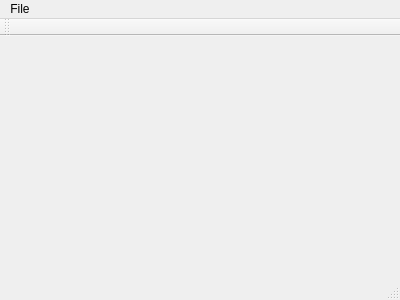
Above: evolve/evolve/MainWindow.ui from deStagiair/fictional-fiesta before the change. Below: the same form after it.
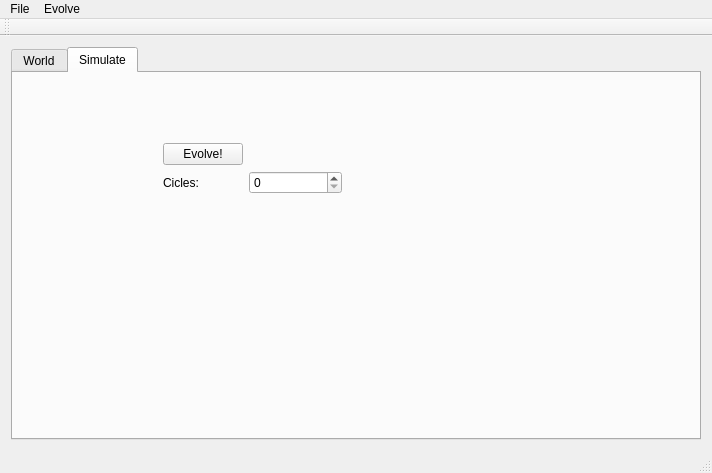
That is the form after the change. The open tabs and pages were chosen to show the change. Custom widgets are drawn as their Qt base class.

Commit message: Implement WorldView class

What changed in the file:
```diff
--- a/evolve/evolve/MainWindow.ui
+++ b/evolve/evolve/MainWindow.ui
@@ -6,20 +6,102 @@
    <rect>
     <x>0</x>
     <y>0</y>
-    <width>400</width>
-    <height>300</height>
+    <width>712</width>
+    <height>473</height>
    </rect>
   </property>
   <property name="windowTitle">
    <string>evolve</string>
   </property>
-  <widget class="QWidget" name="centralWidget"/>
+  <widget class="QWidget" name="centralWidget">
+   <layout class="QGridLayout" name="gridLayout">
+    <item row="0" column="0">
+     <layout class="QVBoxLayout" name="mainLayout" stretch="1">
+      <item>
+       <widget class="QTabWidget" name="tabWidget">
+        <property name="sizePolicy">
+         <sizepolicy hsizetype="Minimum" vsizetype="Ignored">
+          <horstretch>2</horstretch>
+          <verstretch>2</verstretch>
+         </sizepolicy>
+        </property>
+        <property name="minimumSize">
+         <size>
+          <width>0</width>
+          <height>0</height>
+         </size>
+        </property>
+        <property name="maximumSize">
+         <size>
+          <width>16777215</width>
+          <height>16777215</height>
+         </size>
+        </property>
+        <property name="currentIndex">
+         <number>0</number>
+        </property>
+        <widget class="WorldView" name="_worldTab">
+         <property name="sizePolicy">
+          <sizepolicy hsizetype="Ignored" vsizetype="Ignored">
+           <horstretch>1</horstretch>
+           <verstretch>1</verstretch>
+          </sizepolicy>
+         </property>
+         <attribute name="title">
+          <string>World</string>
+         </attribute>
+         <layout class="QGridLayout" name="gridLayout_2"/>
+        </widget>
+        <widget class="QWidget" name="tab_Simulate">
+         <attribute name="title">
+          <string>Simulate</string>
+         </attribute>
+         <widget class="QWidget" name="horizontalLayoutWidget">
+          <property name="geometry">
+           <rect>
+            <x>139</x>
+            <y>59</y>
+            <width>201</width>
+            <height>121</height>
+           </rect>
+          </property>
+          <layout class="QHBoxLayout" name="horizontalLayout">
+           <item>
+            <layout class="QFormLayout" name="formLayout">
+             <item row="0" column="0">
+              <widget class="QPushButton" name="evolvePushButton">
+               <property name="text">
+                <string>Evolve!</string>
+               </property>
+              </widget>
+             </item>
+             <item row="1" column="0">
+              <widget class="QLabel" name="ciclesLabel">
+               <property name="text">
+                <string>Cicles:</string>
+               </property>
+              </widget>
+             </item>
+             <item row="1" column="1">
+              <widget class="QSpinBox" name="ciclesSpinBox"/>
+             </item>
+            </layout>
+           </item>
+          </layout>
+         </widget>
+        </widget>
+       </widget>
+      </item>
+     </layout>
+    </item>
+   </layout>
+  </widget>
   <widget class="QMenuBar" name="menuBar">
    <property name="geometry">
     <rect>
      <x>0</x>
      <y>0</y>
-     <width>400</width>
+     <width>712</width>
      <height>24</height>
     </rect>
    </property>
@@ -32,7 +114,13 @@
     <addaction name="separator"/>
     <addaction name="actionQuit"/>
    </widget>
+   <widget class="QMenu" name="menuEvolve">
+    <property name="title">
+     <string>Evolve</string>
+    </property>
+   </widget>
    <addaction name="menuFile"/>
+   <addaction name="menuEvolve"/>
   </widget>
   <widget class="QToolBar" name="mainToolBar">
    <attribute name="toolBarArea">
@@ -60,6 +148,14 @@
   </action>
  </widget>
  <layoutdefault spacing="6" margin="11"/>
+ <customwidgets>
+  <customwidget>
+   <class>WorldView</class>
+   <extends>QWidget</extends>
+   <header location="global">evolve/evolve/WorldView.h</header>
+   <container>1</container>
+  </customwidget>
+ </customwidgets>
  <resources/>
  <connections/>
 </ui>
```
Left out of the diff: 11 changed lines with no effect on the pictures. The commit also changes 9 other files.
